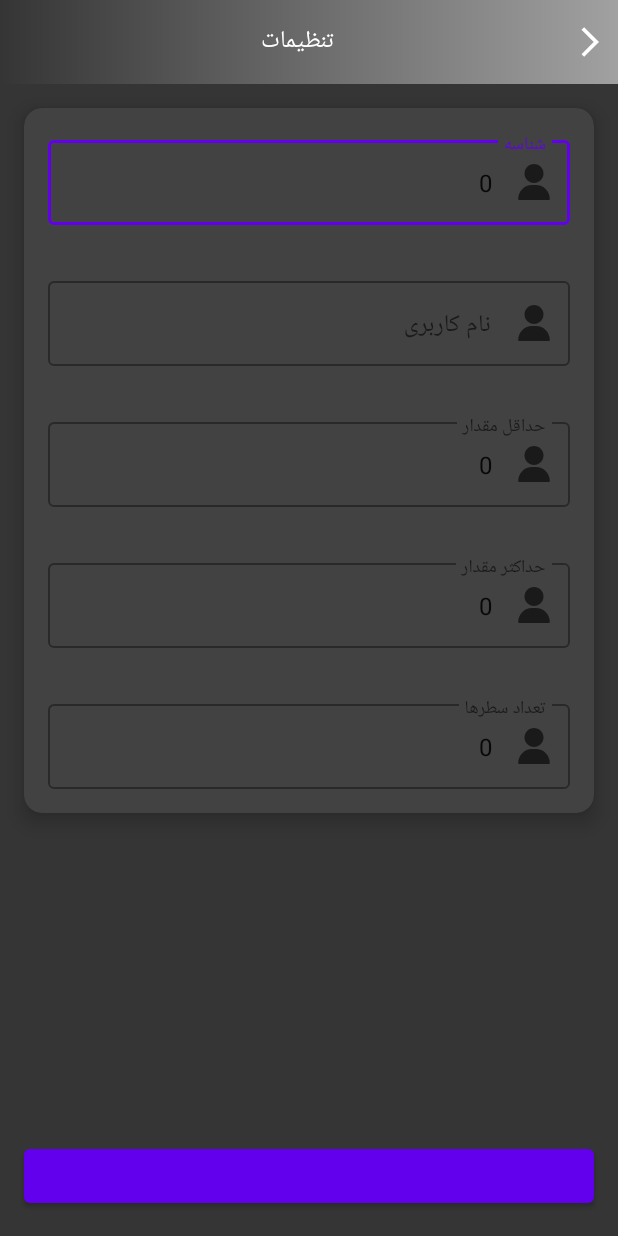
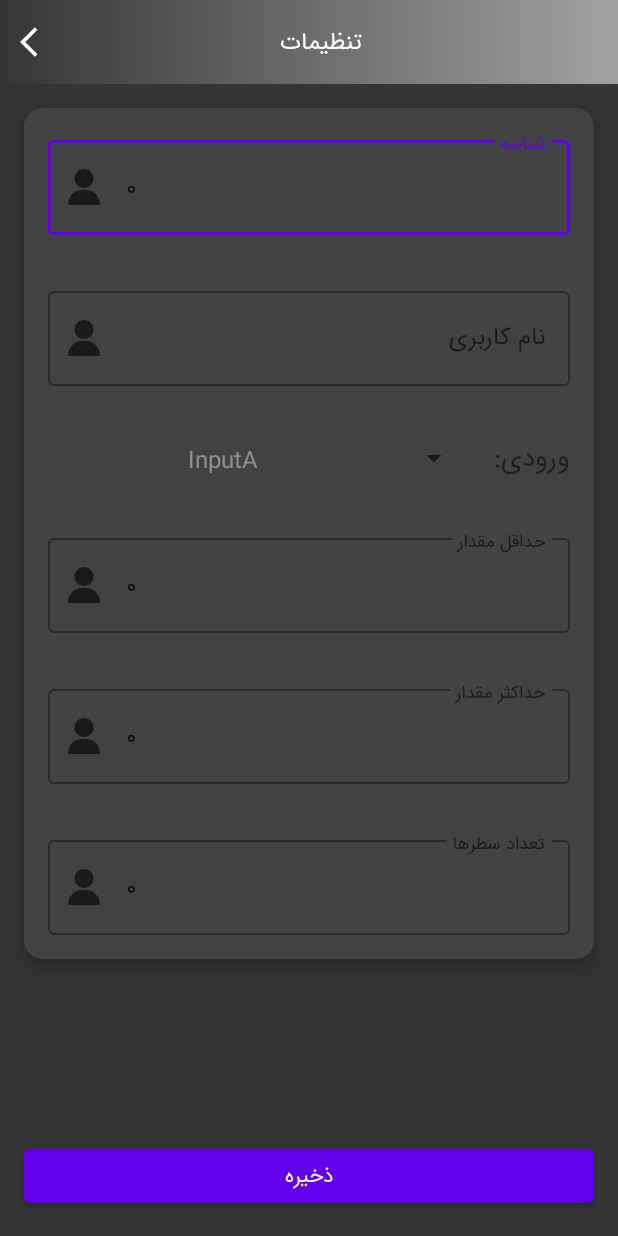
Before and after one commit to MehrnazVahedian/hooshi, an Android app: the screen it shows after launch (SettingActivity), on a phone screen of 412 x 824 dp. Run offline under Robolectric (Android 15) with nearby library versions, the phone set to English and light mode, and no system bars; our stand-ins replace data binding.

Commit message:
Implement Input In Settings Activity, Implement App Fonts, Make Rows Working In Settings Activity ...

```diff
--- a/app/src/main/AndroidManifest.xml
+++ b/app/src/main/AndroidManifest.xml
@@ -10,7 +10,7 @@
         android:label="@string/app_name"
         android:roundIcon="@mipmap/ic_launcher_round"
         android:usesCleartextTraffic="true"
-        android:supportsRtl="true"
+        android:supportsRtl="false"
         android:theme="@style/Theme.Hooshi">
         <activity android:name=".activity.SettingActivity"></activity>
         <activity android:name=".activity.AboutActivity" />
--- a/app/src/main/java/vs/mehrnaz/hooshi/activity/SettingActivity.kt
+++ b/app/src/main/java/vs/mehrnaz/hooshi/activity/SettingActivity.kt
@@ -9,8 +9,10 @@ import android.os.Build
 import android.graphics.drawable.Drawable
 import android.view.View
 import android.view.WindowManager
+import android.widget.ArrayAdapter
 import androidx.lifecycle.ViewModelProvider
 import vs.mehrnaz.hooshi.databinding.ActivitySettingBinding
+import vs.mehrnaz.hooshi.utils.Inputs
 import vs.mehrnaz.hooshi.utils.PreferenceManager
 import vs.mehrnaz.hooshi.utils.requiredField
 import vs.mehrnaz.hooshi.utils.setStatusBarGradient
@@ -34,12 +36,18 @@ class SettingActivity : AppCompatActivity() {
         binding.settingToolbar.toolbarSimpleMenuImageButton.visibility = View.INVISIBLE
         binding.settingToolbar.toolbarSimpleTitleTextView.text = getString(R.string.Setting)
 
+        val previousInput = PreferenceManager(applicationContext).checkIntPreference(R.string.input_key)
+
+        binding.settingInputSpinner.adapter = ArrayAdapter(baseContext, R.layout.spinner_item,Inputs.values())
+        binding.settingInputSpinner.setSelection(previousInput)
 
         binding.settingIdTextInputEditText.setText(PreferenceManager(applicationContext).checkLongPreference(R.string.id_key).toString())
         binding.settingUserNameTextInputEditText.setText(PreferenceManager(applicationContext).checkPreference(R.string.user_name_key))
         binding.settingMinTextInputEditText.setText(PreferenceManager(applicationContext).checkLongPreference(R.string.min_key).toString())
         binding.settingMaxTextInputEditText.setText(PreferenceManager(applicationContext).checkLongPreference(R.string.max_key).toString())
         binding.settingRowTextInputEditText.setText(PreferenceManager(applicationContext).checkLongPreference(R.string.rows_key).toString())
+
+
 
         binding.buttonSetting.setOnClickListener {
             if (
@@ -53,7 +61,12 @@ class SettingActivity : AppCompatActivity() {
                     binding.settingIdTextInputEditText.text.toString().toLong(),
                     binding.settingMinTextInputEditText.text.toString().toLong(),
                     binding.settingMaxTextInputEditText.text.toString().toLong(),
-                    binding.settingRowTextInputEditText.text.toString().toLong())
+                    binding.settingRowTextInputEditText.text.toString().toLong(),
+                    binding.settingInputSpinner.selectedItemPosition)
+
+                if(previousInput != binding.settingInputSpinner.selectedItemPosition)
+                    PreferenceManager(applicationContext).removePreferences("data_history")
+
                 startActivity(Intent(baseContext,MainActivity::class.java))
                 finish()
             }
--- a/app/src/main/java/vs/mehrnaz/hooshi/activity/SplashScreenActivity.kt
+++ b/app/src/main/java/vs/mehrnaz/hooshi/activity/SplashScreenActivity.kt
@@ -31,7 +31,6 @@ class SplashScreenActivity : AppCompatActivity() {
                 startActivity(i)
                 finish()
             }
-
         }, 4000)
     }
 }
--- /dev/null
+++ b/app/src/main/java/vs/mehrnaz/hooshi/utils/Enums.kt
@@ -0,0 +1,5 @@
+package vs.mehrnaz.hooshi.utils
+
+enum class Inputs {
+    InputA, InputB, inputC, inputD, inputE, inputF, inputG, inputH
+}
--- a/app/src/main/java/vs/mehrnaz/hooshi/utils/PreferenceManager.kt
+++ b/app/src/main/java/vs/mehrnaz/hooshi/utils/PreferenceManager.kt
@@ -37,6 +37,16 @@ class PreferenceManager(private var context: Context) {
         return sharedPreferences.getLong(context.getString(key), 0)
     }
 
+    fun writeIntPreference(key: Int, value: Int){
+        val editor:SharedPreferences.Editor = sharedPreferences.edit()
+        editor.putInt(context.getString(key), value)
+        editor.apply()
+    }
+
+    fun checkIntPreference(key: Int): Int {
+        return sharedPreferences.getInt(context.getString(key), 0)
+    }
+
     fun clearPreferences(){
         sharedPreferences.edit().clear().apply()
     }
--- a/app/src/main/java/vs/mehrnaz/hooshi/viewModels/SettingsViewModel.kt
+++ b/app/src/main/java/vs/mehrnaz/hooshi/viewModels/SettingsViewModel.kt
@@ -8,13 +8,13 @@ import vs.mehrnaz.hooshi.utils.PreferenceManager
 
 class SettingsViewModel(application: Application) : AndroidViewModel(application) {
 
-    fun saveSetting(userName: String,id: Long,min: Long, max: Long, row: Long){
+    fun saveSetting(userName: String,id: Long,min: Long, max: Long, row: Long,input: Int){
         PreferenceManager(getApplication()).writePreference(R.string.user_name_key,userName)
         PreferenceManager(getApplication()).writeLongPreference(R.string.id_key,id)
         PreferenceManager(getApplication()).writeLongPreference(R.string.min_key,min)
         PreferenceManager(getApplication()).writeLongPreference(R.string.max_key,max)
         PreferenceManager(getApplication()).writeLongPreference(R.string.rows_key,row)
-//        PreferenceManager(getApplication()).writeLongPreference(R.string.input_key,id)
+        PreferenceManager(getApplication()).writeIntPreference(R.string.input_key,input)
     }
 
 }
--- a/app/src/main/res/layout/activity_setting.xml
+++ b/app/src/main/res/layout/activity_setting.xml
@@ -83,6 +83,37 @@
                         />
                 </com.google.android.material.textfield.TextInputLayout>
 
+                <androidx.constraintlayout.widget.ConstraintLayout
+                    android:layout_width="match_parent"
+                    android:layout_height="wrap_content">
+
+                    <TextView
+                        android:id="@+id/settingInputTitleTextView"
+                        android:layout_width="wrap_content"
+                        android:layout_height="wrap_content"
+                        android:text="@string/input_title"
+                        app:layout_constraintTop_toTopOf="parent"
+                        app:layout_constraintBottom_toBottomOf="parent"
+                        app:layout_constraintEnd_toEndOf="parent"
+                        android:layout_margin="16dp"
+                        android:textSize="18sp"
+                        />
+
+                    <Spinner
+                        android:id="@+id/settingInputSpinner"
+                        android:layout_width="0dp"
+                        android:layout_height="wrap_content"
+                        app:layout_constraintTop_toTopOf="parent"
+                        app:layout_constraintBottom_toBottomOf="parent"
+                        app:layout_constraintStart_toStartOf="parent"
+                        app:layout_constraintEnd_toStartOf="@+id/settingInputTitleTextView"
+                        android:layout_margin="16dp"
+                        android:gravity="center"
+                        />
+
+                </androidx.constraintlayout.widget.ConstraintLayout>
+
+
                 <com.google.android.material.textfield.TextInputLayout
                     android:id="@+id/settingMinTextInputLayout"
                     android:layout_width="match_parent"
@@ -162,6 +193,7 @@
             android:layout_height="wrap_content"
             android:layout_margin="16dp"
             app:layout_constraintBottom_toBottomOf="parent"
+            android:text="@string/save"
             />
     </androidx.constraintlayout.widget.ConstraintLayout>
 </layout>
--- /dev/null
+++ b/app/src/main/res/layout/spinner_item.xml
@@ -0,0 +1,12 @@
+<?xml version="1.0" encoding="utf-8"?>
+<TextView xmlns:android="http://schemas.android.com/apk/res/android"
+    android:id="@android:id/text1"
+    android:singleLine="true"
+    android:layout_width="match_parent"
+    android:layout_height="wrap_content"
+    android:ellipsize="marquee"
+    android:textAlignment="inherit"
+    android:padding="4dp"
+    android:gravity="center"
+    android:textSize="16sp"
+    />
--- a/app/src/main/res/values-night/themes.xml
+++ b/app/src/main/res/values-night/themes.xml
@@ -8,9 +8,12 @@
         <!-- Secondary brand color. -->
         <item name="colorSecondary">@color/teal_200</item>
         <item name="colorSecondaryVariant">@color/teal_200</item>
-        <item name="colorOnSecondary">@color/black</item>
+        <item name="colorOnSecondary">@color/white</item>
         <!-- Status bar color. -->
         <item name="android:statusBarColor" tools:targetApi="l">?attr/colorPrimaryVariant</item>
         <!-- Customize your theme here. -->
+
+        <!-- Customize App Font. -->
+        <item name="fontFamily">@font/iran_sans_mobile</item>
     </style>
 </resources>
--- a/app/src/main/res/values/strings.xml
+++ b/app/src/main/res/values/strings.xml
@@ -15,4 +15,7 @@
     <string name="max_key">max</string>
     <string name="input_key">input</string>
     <string name="rows_key">row</string>
+    <string name="input_title">ورودی: </string>
+    <string name="save">ذخیره</string>
+    <string name="data_history_key">data_history</string>
 </resources>
--- a/app/src/main/res/values/themes.xml
+++ b/app/src/main/res/values/themes.xml
@@ -12,5 +12,8 @@
         <!-- Status bar color. -->
         <item name="android:statusBarColor" tools:targetApi="l">?attr/colorPrimaryVariant</item>
         <!-- Customize your theme here. -->
+
+        <!-- Customize App Font. -->
+        <item name="fontFamily">@font/iran_sans_mobile</item>
     </style>
 </resources>
```
Also changed, not shown: app/src/main/java/vs/mehrnaz/hooshi/activity/MainActivity.kt (+17 -8 lines), app/src/main/java/vs/mehrnaz/hooshi/viewModels/MainViewModel.kt (+25 -5 lines), app/src/main/res/font/b_yekan_2.ttf (added), app/src/main/res/font/iran_sans_mobile.ttf (added), app/src/main/res/font/iran_sans_mobile_black.ttf (added), app/src/main/res/font/iran_sans_mobile_bold.ttf (added), app/src/main/res/font/iran_sans_mobile_light.ttf (added), app/src/main/res/font/iran_sans_mobile_medium.ttf (added), app/src/main/res/font/iran_sans_mobile_ultra_light.ttf (added).
